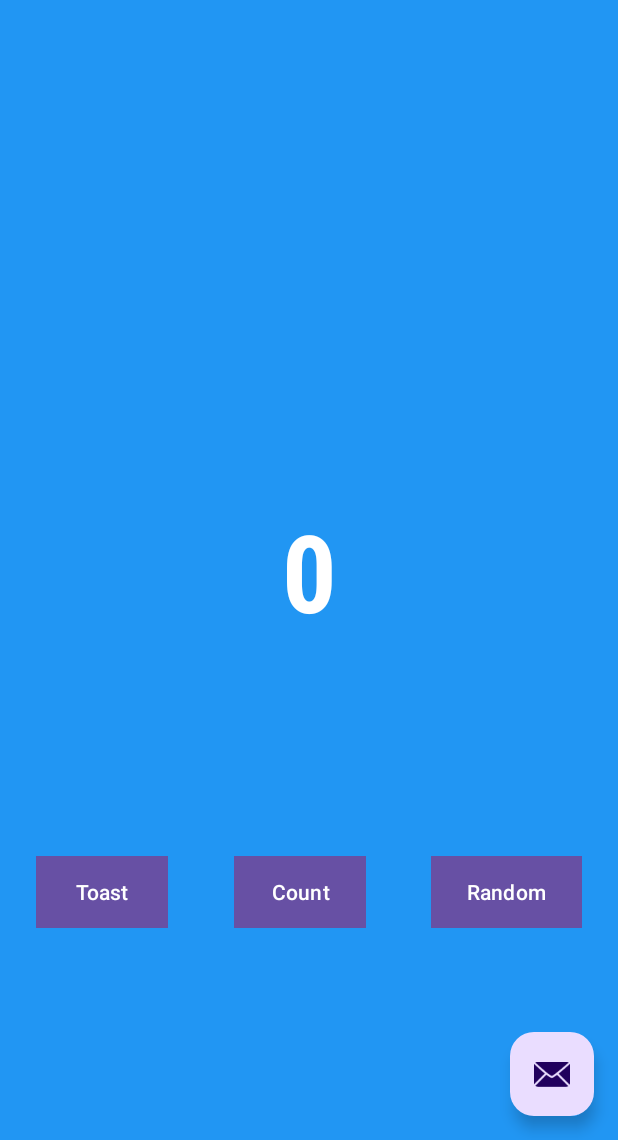
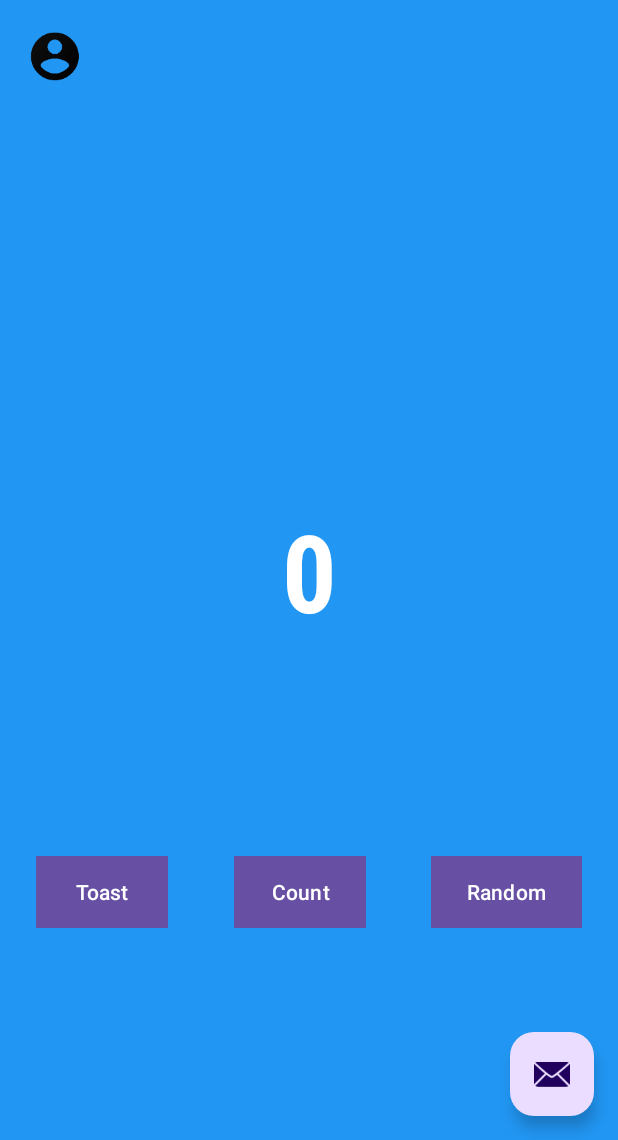
Before and after one commit to varshu01/CS639, an Android app: the screen it shows after launch (MainActivity), on a phone screen of 412 x 824 dp, the part 96-1236 px from its top. Run offline under Robolectric (Android 15) with nearby library versions, the phone set to English and light mode, and no system bars; our stand-ins replace navigation-ui.

Commit message:
Modifying FirstAppProject

```diff
--- a/FirstAppProject/Assignment2/app/src/main/res/layout/fragment_first.xml
+++ b/FirstAppProject/Assignment2/app/src/main/res/layout/fragment_first.xml
@@ -36,6 +36,13 @@
         app:layout_constraintEnd_toEndOf="parent"
         app:layout_constraintTop_toBottomOf="@+id/textview_first" />
 
+    <ImageView
+        android:layout_width="73dp"
+        android:layout_height="75dp"
+        android:src="@mipmap/profile_adaptive_fore"
+        tools:layout_editor_absoluteX="333dp"
+        tools:layout_editor_absoluteY="3dp" />
+
     <Button
         android:id="@+id/count_button"
         android:layout_width="wrap_content"
--- a/FirstAppProject/Assignment2/app/src/main/res/layout/fragment_second.xml
+++ b/FirstAppProject/Assignment2/app/src/main/res/layout/fragment_second.xml
@@ -8,6 +8,12 @@
     android:background="@color/screenBackground2"
     tools:context=".SecondFragment">
 
+    <ImageView
+        android:layout_width="73dp"
+        android:layout_height="75dp"
+        android:src="@mipmap/profile_adaptive_fore"
+        tools:layout_editor_absoluteX="333dp"
+        tools:layout_editor_absoluteY="3dp" />
 
     <Button
         android:id="@+id/button_second"
```
Also changed, not shown: 2 other files.
